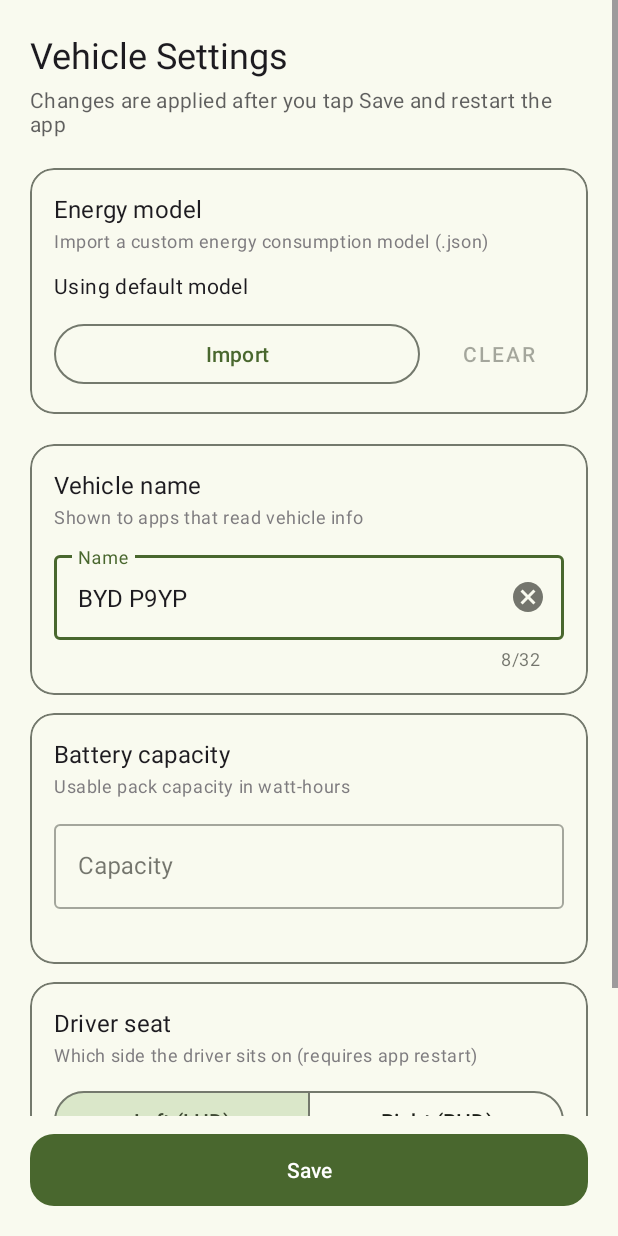
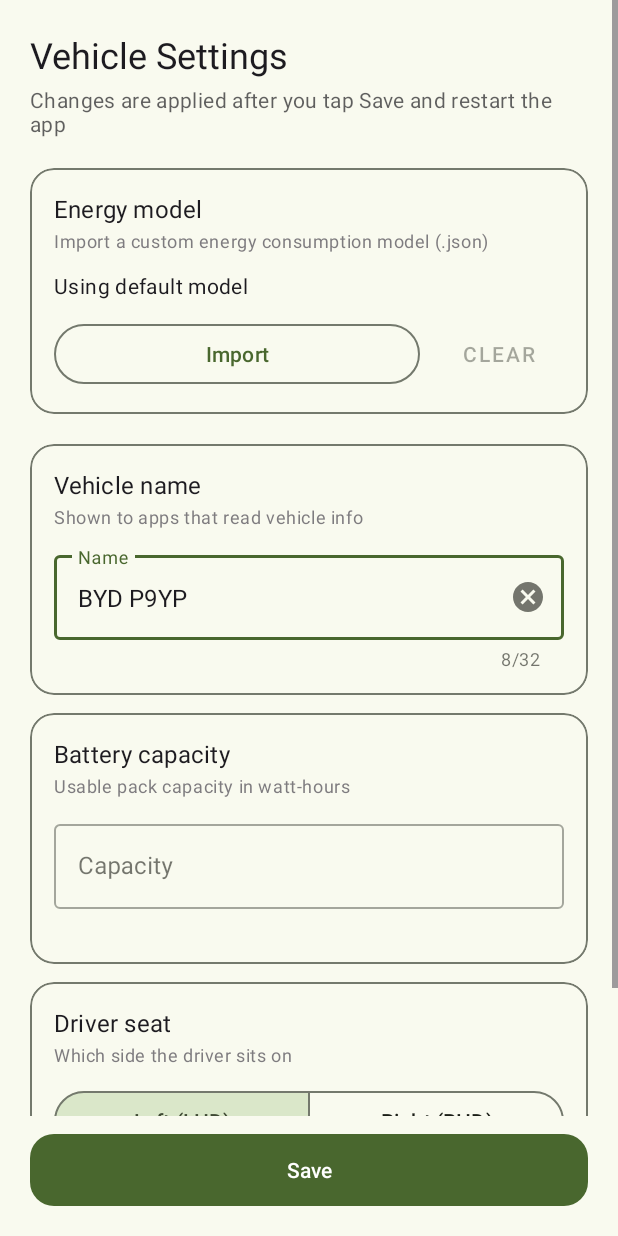
Before and after one commit to kangrio/CarService-AOSP, an Android app: the VehicleSettings screen opened directly, with no data from a screen before it, on a phone screen of 412 x 824 dp. Run offline under Robolectric (Android 15) with nearby library versions, the phone set to English and light mode, and no system bars; libraries missing offline, so code that uses them is left out: com.google.protobuf.util.

Commit message:
chore: Remove app restart note from driver seat setting description

```diff
--- a/carserver/src/main/res/layout/activity_vehicle_settings.xml
+++ b/carserver/src/main/res/layout/activity_vehicle_settings.xml
@@ -229,7 +229,7 @@
                         android:layout_width="wrap_content"
                         android:layout_height="wrap_content"
                         android:layout_marginTop="2dp"
-                        android:text="Which side the driver sits on (requires app restart)"
+                        android:text="Which side the driver sits on"
                         android:textAppearance="@style/TextAppearance.MaterialComponents.Caption"
                         android:alpha="0.7" />
 
```
